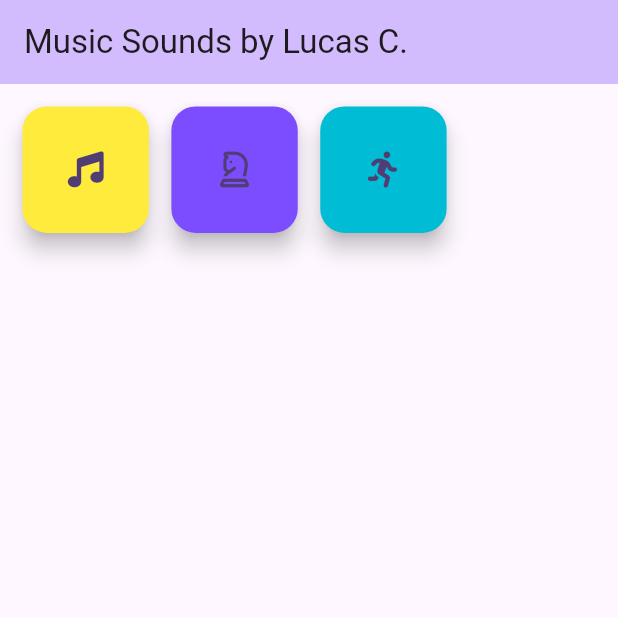
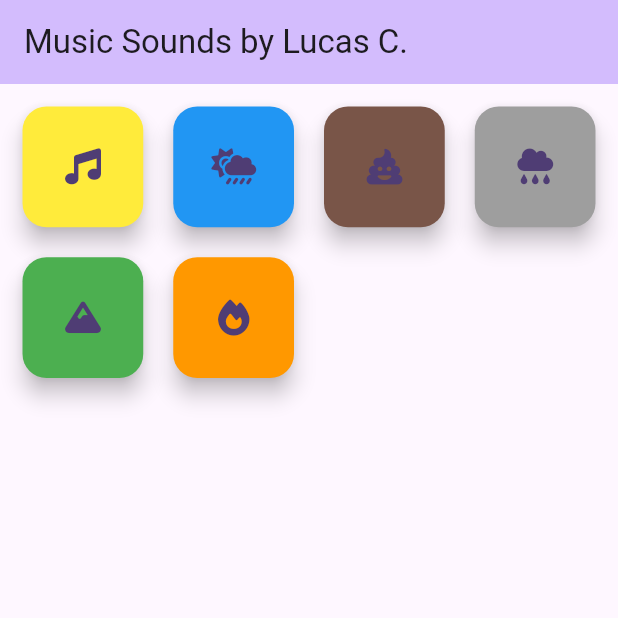
Before and after one commit to lucascarcal/sound_buttons, a Flutter app: the screen it shows after launch, on a phone screen of 412 x 824 dp, the top half of it. Run offline on Flutter 3.47's test engine with Material 3 defaults, Android fonts, the phone set to English and light mode, and no system bars; our stand-ins replace audioplayers, font_awesome_flutter.

```diff
--- a/lib/home_page.dart
+++ b/lib/home_page.dart
@@ -22,8 +22,8 @@ class _MyHomePageState extends State<MyHomePage> {
         padding: const EdgeInsets.all(15),
         child: GridView.count(
           crossAxisCount: 4,
-          mainAxisSpacing: 15,
-          crossAxisSpacing: 15,
+          mainAxisSpacing: 20,
+          crossAxisSpacing: 20,
           children: [
             SoundButton(
               song: 'guitar.mp3',
@@ -32,14 +32,26 @@ class _MyHomePageState extends State<MyHomePage> {
             ),
             SoundButton(
               song: 'total_relax.mp3',
-              backgroundColor: Colors.deepPurpleAccent,
-              icon: FaIcon(FontAwesomeIcons.chessKnight),
+              backgroundColor: Colors.blue,
+              icon: FaIcon(FontAwesomeIcons.cloudSunRain),
             ),
             SoundButton(
               song: 'fart.mp3',
-              backgroundColor: Colors.cyan,
-              icon: FaIcon(FontAwesomeIcons.personRunning),
+              backgroundColor: Colors.brown,
+              icon: FaIcon(FontAwesomeIcons.poo),
             ),
+            SoundButton(
+                song: 'rain.mp3',
+                backgroundColor: Colors.grey,
+                icon: FaIcon(FontAwesomeIcons.cloudRain)),
+            SoundButton(
+                song: 'fire.mp3',
+                backgroundColor: Colors.green,
+                icon: FaIcon(FontAwesomeIcons.mountain)),
+            SoundButton(
+                song: 'fire.mp3',
+                backgroundColor: Colors.orange,
+                icon: FaIcon(FontAwesomeIcons.fire)),
           ],
         ),
       ),
```
Also changed, not shown: 2 other files.
